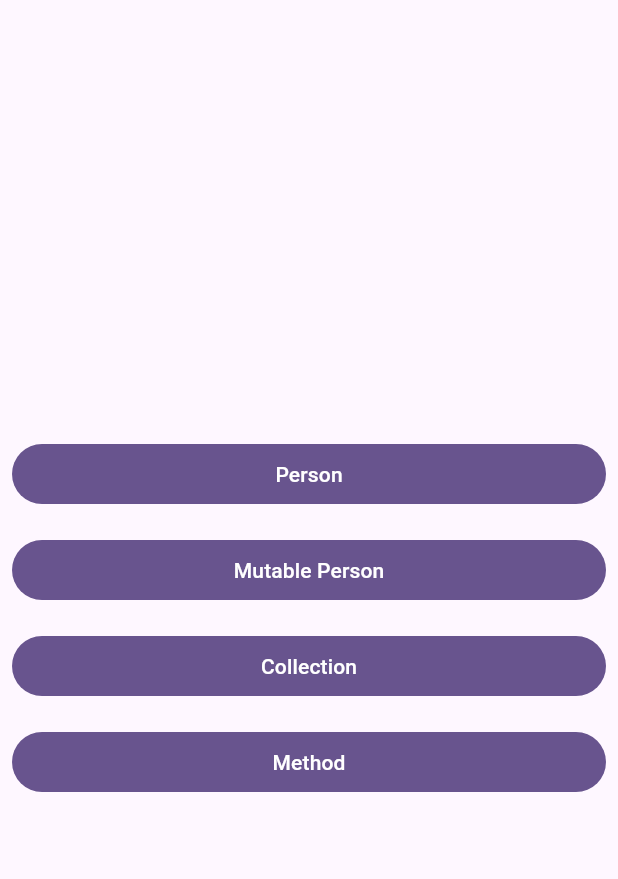
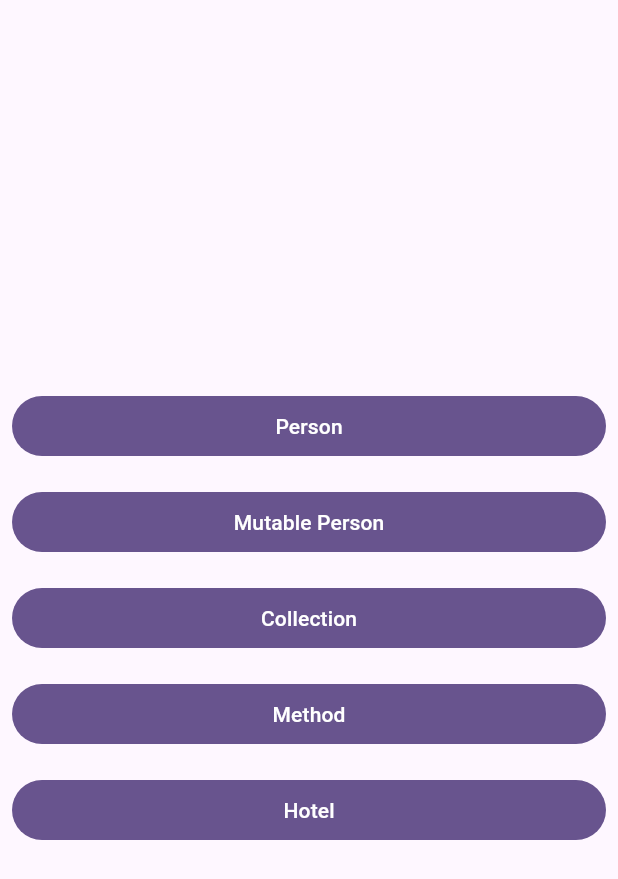
Before and after one commit to mukhtar-ahmed/Riverpod_Learning, a Flutter app: the screen it shows after launch, on a phone screen of 412 x 824 dp. Shown: the top 879 px of the screen. Run offline on Flutter 3.47's test engine with Material 3 defaults, Android fonts, the light colour scheme and no system bars; our stand-ins replace dio, equatable, flutter_riverpod, freezed_annotation, riverpod_annotation; generated files the repository leaves out were written again.

Commit message:
Fixed: done

```diff
--- a/flutter_freezed/lib/main.dart
+++ b/flutter_freezed/lib/main.dart
@@ -1,5 +1,6 @@
 import 'package:flutter/material.dart';
 import 'package:flutter_freezed/pages/collection_screen.dart';
+import 'package:flutter_freezed/pages/hote_screen.dart';
 import 'package:flutter_freezed/pages/method_screen.dart';
 import 'package:flutter_freezed/pages/mutable_person_screen.dart';
 import 'package:flutter_freezed/pages/person_screen.dart';
@@ -43,6 +44,7 @@ class HomeScreen extends StatelessWidget {
             ),
             CustomButton(screen: CollectionScreen(), title: "Collection"),
             CustomButton(screen: MethodScreen(), title: "Method"),
+            CustomButton(screen: HoteScreen(), title: "Hotel"),
           ],
         ),
       ),
--- /dev/null
+++ b/flutter_freezed/lib/model/hotel.dart
@@ -0,0 +1,25 @@
+import 'package:freezed_annotation/freezed_annotation.dart';
+part 'hotel.freezed.dart';
+
+part 'hotel.g.dart';
+
+@freezed
+abstract class Hotel with _$Hotel {
+  @JsonSerializable(explicitToJson: true)
+  const factory Hotel({
+    required name,
+    required int classification,
+    required String city,
+    @JsonKey(name: 'parking_lot_capacity') int? parkingLotCapacity,
+    @Default([]) List<Review> reviews,
+  }) = _Hotel;
+
+  factory Hotel.fromJson(Map<String, dynamic> json) => _$HotelFromJson(json);
+}
+
+@freezed
+abstract class Review with _$Review {
+  const factory Review({double? score, String? review}) = _Review;
+
+  factory Review.fromJson(Map<String, dynamic> json) => _$ReviewFromJson(json);
+}
--- a/flutter_freezed/pubspec.yaml
+++ b/flutter_freezed/pubspec.yaml
@@ -35,6 +35,7 @@ dependencies:
   # Use with the CupertinoIcons class for iOS style icons.
   cupertino_icons: ^1.0.8
   freezed_annotation: ^3.0.0
+  json_annotation: ^4.9.0
 
 dev_dependencies:
   flutter_test:
@@ -48,6 +49,7 @@ dev_dependencies:
   flutter_lints: ^5.0.0
   freezed: ^3.0.6
   build_runner: ^2.4.15
+  json_serializable: ^6.9.5
 
 # For information on the generic Dart part of this file, see the
 # following page: https://dart.dev/tools/pub/pubspec
```
Also changed, not shown: flutter_freezed/lib/pages/hote_screen.dart (added, +30 -0 lines), flutter_freezed/lib/repositories/hotel_repository.dart (added, +67 -0 lines), flutter_freezed/lib/model/hotel.freezed.dart (added), flutter_freezed/lib/model/hotel.g.dart (added), flutter_freezed/pubspec.lock.
